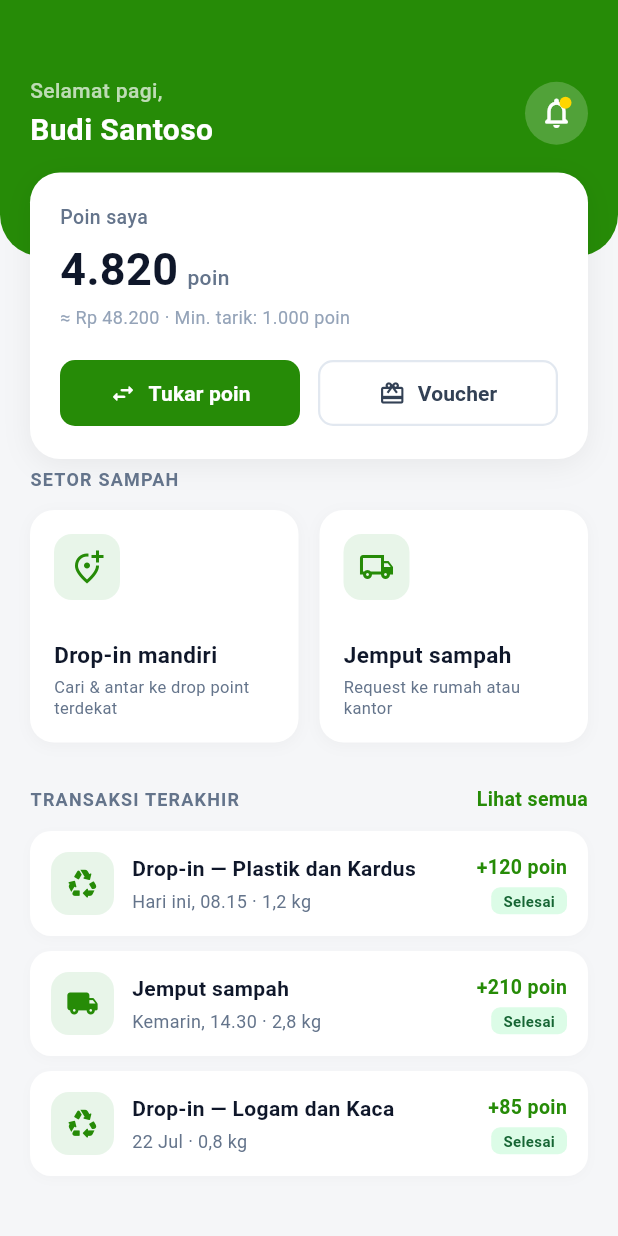
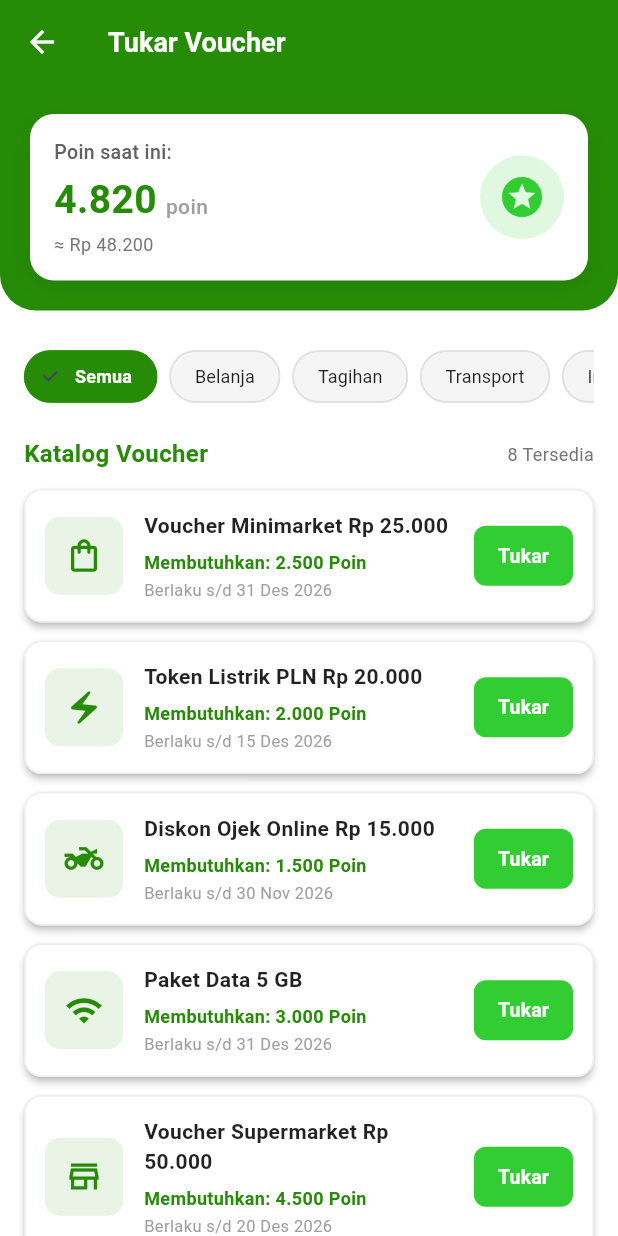
Before and after one commit to amiakmal557442/Bank_Sampah, a Flutter app: the BerandaPage screen opened directly, after a tap on "Tukar poin", on a phone screen of 412 x 824 dp. Run offline on Flutter 3.47's test engine with Material 3 defaults, Android fonts, the phone set to English and light mode, and no system bars; our stand-ins replace sqflite; accounts and stored records are empty.

Commit message:
tombol halaman voucher

```diff
--- a/lib/dashboard_user.dart
+++ b/lib/dashboard_user.dart
@@ -5,6 +5,7 @@ import 'transaction_service.dart';
 import 'jemput_sampah_page.dart';
 import 'map_location_screen.dart';
 import 'session_service.dart';
+import 'voucher_page.dart';
 
 void main() {
   runApp(const BankSampahApp());
@@ -318,9 +319,11 @@ class _BerandaPageState extends State<BerandaPage> {
         child: Column(
           children: [
             // --- HEADER ATAS & KARTU POIN ---
-            Stack(
-              clipBehavior: Clip.none,
-              children: [
+            SizedBox(
+              height: 290,
+              child: Stack(
+                clipBehavior: Clip.none,
+                children: [
                 // Background Hijau dengan Lengkungan Atas
                 Container(
                   width: double.infinity,
@@ -469,7 +472,16 @@ class _BerandaPageState extends State<BerandaPage> {
                           children: [
                             Expanded(
                               child: ElevatedButton.icon(
-                                onPressed: () {},
+                                onPressed: () async {
+                                  await Navigator.push(
+                                    context,
+                                    MaterialPageRoute(
+                                      builder: (context) =>
+                                          const VoucherScreen(),
+                                    ),
+                                  );
+                                  setState(() {});
+                                },
                                 icon: const Icon(
                                   Icons.swap_horiz_rounded,
                                   size: 18,
@@ -498,7 +510,16 @@ class _BerandaPageState extends State<BerandaPage> {
                             const SizedBox(width: 12),
                             Expanded(
                               child: OutlinedButton.icon(
-                                onPressed: () {},
+                                onPressed: () async {
+                                  await Navigator.push(
+                                    context,
+                                    MaterialPageRoute(
+                                      builder: (context) =>
+                                          const VoucherScreen(),
+                                    ),
+                                  );
+                                  setState(() {});
+                                },
                                 icon: Icon(
                                   Icons.card_giftcard_outlined,
                                   size: 18,
@@ -536,6 +557,7 @@ class _BerandaPageState extends State<BerandaPage> {
                 ),
               ],
             ),
+          ),
 
             const SizedBox(height: 140),
 
--- /dev/null
+++ b/lib/voucher_page.dart
@@ -0,0 +1,568 @@
+import 'package:flutter/material.dart';
+import 'transaction_service.dart';
+
+class VoucherItem {
+  final String id;
+  final String title;
+  final String category;
+  final int points;
+  final IconData icon;
+  final String description;
+  final String validUntil;
+
+  const VoucherItem({
+    required this.id,
+    required this.title,
+    required this.category,
+    required this.points,
+    required this.icon,
+    required this.description,
+    required this.validUntil,
+  });
+}
+
+class VoucherScreen extends StatefulWidget {
+  const VoucherScreen({super.key});
+
+  @override
+  State<VoucherScreen> createState() => _VoucherScreenState();
+}
+
+class _VoucherScreenState extends State<VoucherScreen> {
+  late int currentPoints;
+  String selectedCategory = 'Semua';
+
+  @override
+  void initState() {
+    super.initState();
+    currentPoints = TransactionService.userPoints;
+  }
+
+  final List<VoucherItem> vouchers = const [
+    VoucherItem(
+      id: '1',
+      title: 'Voucher Minimarket Rp 25.000',
+      category: 'Belanja',
+      points: 2500,
+      icon: Icons.shopping_bag_outlined,
+      description: 'Potongan belanja Rp 25.000 di gerai Indomaret & Alfamart.',
+      validUntil: '31 Des 2026',
+    ),
+    VoucherItem(
+      id: '2',
+      title: 'Token Listrik PLN Rp 20.000',
+      category: 'Tagihan',
+      points: 2000,
+      icon: Icons.electric_bolt_outlined,
+      description: 'Voucher stroom prepaid PLN nilai nominal Rp 20.000.',
+      validUntil: '15 Des 2026',
+    ),
+    VoucherItem(
+      id: '3',
+      title: 'Diskon Ojek Online Rp 15.000',
+      category: 'Transport',
+      points: 1500,
+      icon: Icons.two_wheeler_outlined,
+      description: 'Diskon perjalanan ride/car hingga Rp 15.000.',
+      validUntil: '30 Nov 2026',
+    ),
+    VoucherItem(
+      id: '4',
+      title: 'Paket Data 5 GB',
+      category: 'Internet',
+      points: 3000,
+      icon: Icons.wifi_outlined,
+      description:
+          'Paket data internet 5 GB berlaku 30 hari untuk semua operator.',
+      validUntil: '31 Des 2026',
+    ),
+    VoucherItem(
+      id: '5',
+      title: 'Voucher Supermarket Rp 50.000',
+      category: 'Belanja',
+      points: 4500,
+      icon: Icons.store_outlined,
+      description: 'Voucher belanja supermarket hemat Rp 50.000.',
+      validUntil: '20 Des 2026',
+    ),
+    VoucherItem(
+      id: '6',
+      title: 'Voucher Pulsa Rp 10.000',
+      category: 'Internet',
+      points: 1000,
+      icon: Icons.phone_android_outlined,
+      description: 'Pulsa seluler Rp 10.000 untuk Telkomsel, Indosat, XL, Tri.',
+      validUntil: '31 Jan 2027',
+    ),
+    VoucherItem(
+      id: '7',
+      title: 'Voucher Kopi Kekinian Rp 20.000',
+      category: 'Kuliner',
+      points: 1800,
+      icon: Icons.local_cafe_outlined,
+      description: 'Diskon minuman favorit di Kopi Kenangan & Janji Jiwa.',
+      validUntil: '10 Des 2026',
+    ),
+    VoucherItem(
+      id: '8',
+      title: 'Voucher Tiket Bioskop',
+      category: 'Hiburan',
+      points: 3500,
+      icon: Icons.local_activity_outlined,
+      description: 'Tiket nonton film reguler di XXI dan CGV.',
+      validUntil: '15 Jan 2027',
+    ),
+  ];
+
+  void _redeemVoucher(VoucherItem voucher) {
+    if (currentPoints < voucher.points) {
+      ScaffoldMessenger.of(context).showSnackBar(
+        SnackBar(
+          content: Text('Poin tidak cukup untuk menukar ${voucher.title}'),
+          backgroundColor: Colors.redAccent,
+          behavior: SnackBarBehavior.floating,
+        ),
+      );
+      return;
+    }
+
+    showDialog(
+      context: context,
+      builder: (BuildContext context) {
+        return AlertDialog(
+          backgroundColor: const Color(0xFFFFFFFF),
+          shape: RoundedRectangleBorder(
+            borderRadius: BorderRadius.circular(16.0),
+          ),
+          title: const Text(
+            'Konfirmasi Penukaran',
+            style: TextStyle(
+              fontWeight: FontWeight.bold,
+              color: Color(0xFF268B07),
+            ),
+          ),
+          content: Column(
+            mainAxisSize: MainAxisSize.min,
+            crossAxisAlignment: CrossAxisAlignment.start,
+            children: [
+              Text(
+                'Apakah Anda yakin ingin menukar poin dengan:',
+                style: TextStyle(color: Colors.grey[800]),
+              ),
+              const SizedBox(height: 12.0),
+              Container(
+                padding: const EdgeInsets.all(12.0),
+                decoration: BoxDecoration(
+                  color: const Color(0xFF268B07).withOpacity(0.08),
+                  borderRadius: BorderRadius.circular(8.0),
+                ),
+                child: Row(
+                  children: [
+                    Icon(
+                      voucher.icon,
+                      color: const Color(0xFF268B07),
+                      size: 28,
+                    ),
+                    const SizedBox(width: 12.0),
+                    Expanded(
+                      child: Column(
+                        crossAxisAlignment: CrossAxisAlignment.start,
+                        children: [
+                          Text(
+                            voucher.title,
+                            style: const TextStyle(
+                              fontWeight: FontWeight.bold,
+                              fontSize: 14.0,
+                            ),
+                          ),
+                          const SizedBox(height: 4.0),
+                          Text(
+                            '${voucher.points} Poin',
+                            style: const TextStyle(
+                              color: Color(0xFF268B07),
+                              fontWeight: FontWeight.w600,
+                            ),
+                          ),
+                        ],
+                      ),
+                    ),
+                  ],
+                ),
+              ),
+            ],
+          ),
+          actions: [
+            TextButton(
+              onPressed: () => Navigator.of(context).pop(),
+              child: const Text(
+                'Batal',
+                style: TextStyle(color: Colors.grey),
+              ),
+            ),
+            ElevatedButton(
+              style: ElevatedButton.styleFrom(
+                backgroundColor: const Color(0xFF32CD32),
+                foregroundColor: const Color(0xFFFFFFFF),
+                elevation: 0,
+                shape: RoundedRectangleBorder(
+                  borderRadius: BorderRadius.circular(8.0),
+                ),
+              ),
+              onPressed: () {
+                Navigator.of(context).pop();
+                setState(() {
+                  currentPoints -= voucher.points;
+                  TransactionService.userPoints = currentPoints;
+                });
+                ScaffoldMessenger.of(context).showSnackBar(
+                  const SnackBar(
+                    content: Text('Voucher berhasil ditukar!'),
+                    backgroundColor: Color(0xFF268B07),
+                    behavior: SnackBarBehavior.floating,
+                  ),
+                );
+              },
+              child: const Text(
+                'Ya, Tukar',
+                style: TextStyle(
+                  fontWeight: FontWeight.bold,
+                  color: Color(0xFFFFFFFF),
+                ),
+              ),
+            ),
+          ],
+        );
+      },
+    );
+  }
+
+  @override
+  Widget build(BuildContext context) {
+    final filteredVouchers = selectedCategory == 'Semua'
+        ? vouchers
+        : vouchers.where((v) => v.category == selectedCategory).toList();
+
+    return Scaffold(
+      backgroundColor: const Color(0xFFFFFFFF),
+      appBar: AppBar(
+        title: const Text(
+          'Tukar Voucher',
+          style: TextStyle(
+            color: Color(0xFFFFFFFF),
+            fontWeight: FontWeight.bold,
+            fontSize: 18.0,
+          ),
+        ),
+        backgroundColor: const Color(0xFF268B07),
+        elevation: 0,
+        leading: IconButton(
+          icon: const Icon(Icons.arrow_back, color: Color(0xFFFFFFFF)),
+          onPressed: () => Navigator.pop(context),
+        ),
+      ),
+      body: SingleChildScrollView(
+        child: Column(
+          crossAxisAlignment: CrossAxisAlignment.start,
+          children: [
+            // Current Points Header
+            Container(
+              width: double.infinity,
+              padding: const EdgeInsets.all(20.0),
+              decoration: const BoxDecoration(
+                color: Color(0xFF268B07),
+                borderRadius: BorderRadius.only(
+                  bottomLeft: Radius.circular(24.0),
+                  bottomRight: Radius.circular(24.0),
+                ),
+              ),
+              child: Column(
+                children: [
+                  Container(
+                    width: double.infinity,
+                    padding: const EdgeInsets.all(16.0),
+                    decoration: BoxDecoration(
+                      color: const Color(0xFFFFFFFF),
+                      borderRadius: BorderRadius.circular(16.0),
+                      boxShadow: [
+                        BoxShadow(
+                          color: Colors.black.withOpacity(0.08),
+                          blurRadius: 10,
+                          offset: const Offset(0, 4),
+                        ),
+                      ],
+                    ),
+                    child: Row(
+                      mainAxisAlignment: MainAxisAlignment.spaceBetween,
+                      children: [
+                        Column(
+                          crossAxisAlignment: CrossAxisAlignment.start,
+                          children: [
+                            Text(
+                              'Poin saat ini:',
+                              style: TextStyle(
+                                fontSize: 13.0,
+                                color: Colors.grey[700],
+                                fontWeight: FontWeight.w500,
+                              ),
+                            ),
+                            const SizedBox(height: 4.0),
+                            Row(
+                              crossAxisAlignment: CrossAxisAlignment.baseline,
+                              textBaseline: TextBaseline.alphabetic,
+                              children: [
+                                Text(
+                                  _formatPoints(currentPoints),
+                                  style: const TextStyle(
+                                    fontSize: 26.0,
+                                    fontWeight: FontWeight.bold,
+                                    color: Color(0xFF268B07),
+                                  ),
+                                ),
+                                const SizedBox(width: 6.0),
+                                const Text(
+                                  'poin',
+                                  style: TextStyle(
+                                    fontSize: 14.0,
+                                    color: Colors.grey,
+                                    fontWeight: FontWeight.w500,
+                                  ),
+                                ),
+                              ],
+                            ),
+                            const SizedBox(height: 2.0),
+                            Text(
+                              '≈ Rp ${_formatPoints(currentPoints * 10)}',
+                              style: TextStyle(
+                                fontSize: 12.0,
+                                color: Colors.grey[600],
+                              ),
+                            ),
+                          ],
+                        ),
+                        Container(
+                          padding: const EdgeInsets.all(12.0),
+                          decoration: BoxDecoration(
+                            color: const Color(0xFF32CD32).withOpacity(0.15),
+                            shape: BoxShape.circle,
+                          ),
+                          child: const Icon(
+                            Icons.stars,
+                            color: Color(0xFF32CD32),
+                            size: 32.0,
+                          ),
+                        ),
+                      ],
+                    ),
+                  ),
+                ],
+              ),
+            ),
+
+            const SizedBox(height: 20.0),
+
+            // Category Filter Bar
+            Padding(
+              padding: const EdgeInsets.symmetric(horizontal: 16.0),
+              child: SingleChildScrollView(
+                scrollDirection: Axis.horizontal,
+                child: Row(
+                  children: [
+                    _buildCategoryChip('Semua'),
+                    _buildCategoryChip('Belanja'),
+                    _buildCategoryChip('Tagihan'),
+                    _buildCategoryChip('Transport'),
+                    _buildCategoryChip('Internet'),
+                    _buildCategoryChip('Kuliner'),
+                    _buildCategoryChip('Hiburan'),
+                  ],
+                ),
+              ),
+            ),
+
+            const SizedBox(height: 16.0),
+
+            // Section Header
+            Padding(
+              padding: const EdgeInsets.symmetric(horizontal: 16.0),
+              child: Row(
+                mainAxisAlignment: MainAxisAlignment.spaceBetween,
+                children: [
+                  const Text(
+                    'Katalog Voucher',
+                    style: TextStyle(
+                      fontSize: 16.0,
+                      fontWeight: FontWeight.bold,
+                      color: Color(0xFF268B07),
+                    ),
+                  ),
+                  Text(
+                    '${filteredVouchers.length} Tersedia',
+                    style: TextStyle(
+                      fontSize: 12.0,
+                      color: Colors.grey[600],
+                    ),
+                  ),
+                ],
+              ),
+            ),
+
+            const SizedBox(height: 12.0),
+
+            // Voucher List
+            ListView.builder(
+              shrinkWrap: true,
+              physics: const NeverScrollableScrollPhysics(),
+              padding: const EdgeInsets.symmetric(horizontal: 16.0),
+              itemCount: filteredVouchers.length,
+              itemBuilder: (context, index) {
+                final voucher = filteredVouchers[index];
+                return _buildVoucherCard(voucher);
+              },
+            ),
+
+            const SizedBox(height: 24.0),
+          ],
+        ),
+      ),
+    );
+  }
+
+  Widget _buildCategoryChip(String categoryName) {
+    final isSelected = selectedCategory == categoryName;
+    return Padding(
+      padding: const EdgeInsets.only(right: 8.0),
+      child: ChoiceChip(
+        label: Text(categoryName),
+        selected: isSelected,
+        selectedColor: const Color(0xFF268B07),
+        backgroundColor: Colors.grey[100],
+        labelStyle: TextStyle(
+          color: isSelected ? const Color(0xFFFFFFFF) : Colors.black87,
+          fontWeight: isSelected ? FontWeight.bold : FontWeight.normal,
+          fontSize: 12.0,
+        ),
+        onSelected: (selected) {
+          if (selected) {
+            setState(() {
+              selectedCategory = categoryName;
+            });
+          }
+        },
+        shape: RoundedRectangleBorder(
+          borderRadius: BorderRadius.circular(20.0),
+          side: BorderSide(
+            color: isSelected ? const Color(0xFF268B07) : Colors.grey[300]!,
+          ),
+        ),
+      ),
+    );
+  }
+
+  Widget _buildVoucherCard(VoucherItem voucher) {
+    final bool canAfford = currentPoints >= voucher.points;
+
+    return Card(
+      color: const Color(0xFFFFFFFF),
+      elevation: 2,
+      margin: const EdgeInsets.only(bottom: 12.0),
+      shape: RoundedRectangleBorder(
+        borderRadius: BorderRadius.circular(12.0),
+        side: BorderSide(color: Colors.grey[200]!, width: 1),
+      ),
+      child: Padding(
+        padding: const EdgeInsets.all(14.0),
+        child: Row(
+          crossAxisAlignment: CrossAxisAlignment.center,
+          children: [
+            // Voucher Icon Box
+            Container(
+              width: 52,
+              height: 52,
+              decoration: BoxDecoration(
+                color: const Color(0xFF268B07).withOpacity(0.1),
+                borderRadius: BorderRadius.circular(10.0),
+              ),
+              child: Icon(
+                voucher.icon,
+                color: const Color(0xFF268B07),
+                size: 26,
+              ),
+            ),
+            const SizedBox(width: 14.0),
+
+            // Voucher Title & Point Cost
+            Expanded(
+              child: Column(
+                crossAxisAlignment: CrossAxisAlignment.start,
+                children: [
+                  Text(
+                    voucher.title,
+                    style: const TextStyle(
+                      fontSize: 14.0,
+                      fontWeight: FontWeight.bold,
+                      color: Colors.black87,
+                    ),
+                    maxLines: 2,
+                    overflow: TextOverflow.ellipsis,
+                  ),
+                  const SizedBox(height: 6.0),
+                  Text(
+                    'Membutuhkan: ${_formatPoints(voucher.points)} Poin',
+                    style: const TextStyle(
+                      fontSize: 12.0,
+                      fontWeight: FontWeight.w600,
+                      color: Color(0xFF268B07),
+                    ),
+                  ),
+                  const SizedBox(height: 2.0),
+                  Text(
+                    'Berlaku s/d ${voucher.validUntil}',
+                    style: TextStyle(
+                      fontSize: 11.0,
+                      color: Colors.grey[500],
+                    ),
+                  ),
+                ],
+              ),
+            ),
+            const SizedBox(width: 8.0),
+
+            // Redeem Button
+            ElevatedButton(
+              style: ElevatedButton.styleFrom(
+                backgroundColor: canAfford
+                    ? const Color(0xFF32CD32)
+                    : Colors.grey[300],
+                foregroundColor: const Color(0xFFFFFFFF),
+                elevation: 0,
+                padding: const EdgeInsets.symmetric(
+                  horizontal: 16.0,
+                  vertical: 10.0,
+                ),
+                shape: RoundedRectangleBorder(
+                  borderRadius: BorderRadius.circular(8.0),
+                ),
+              ),
+              onPressed: () => _redeemVoucher(voucher),
+              child: const Text(
+                'Tukar',
+                style: TextStyle(
+                  fontSize: 13.0,
+                  fontWeight: FontWeight.bold,
+                  color: Color(0xFFFFFFFF),
+                ),
+              ),
+            ),
+          ],
+        ),
+      ),
+    );
+  }
+
+  String _formatPoints(int number) {
+    return number.toString().replaceAllMapped(
+          RegExp(r'(\d{1,3})(?=(\d{3})+(?!\d))'),
+          (Match m) => '${m[1]}.',
+        );
+  }
+}
```
